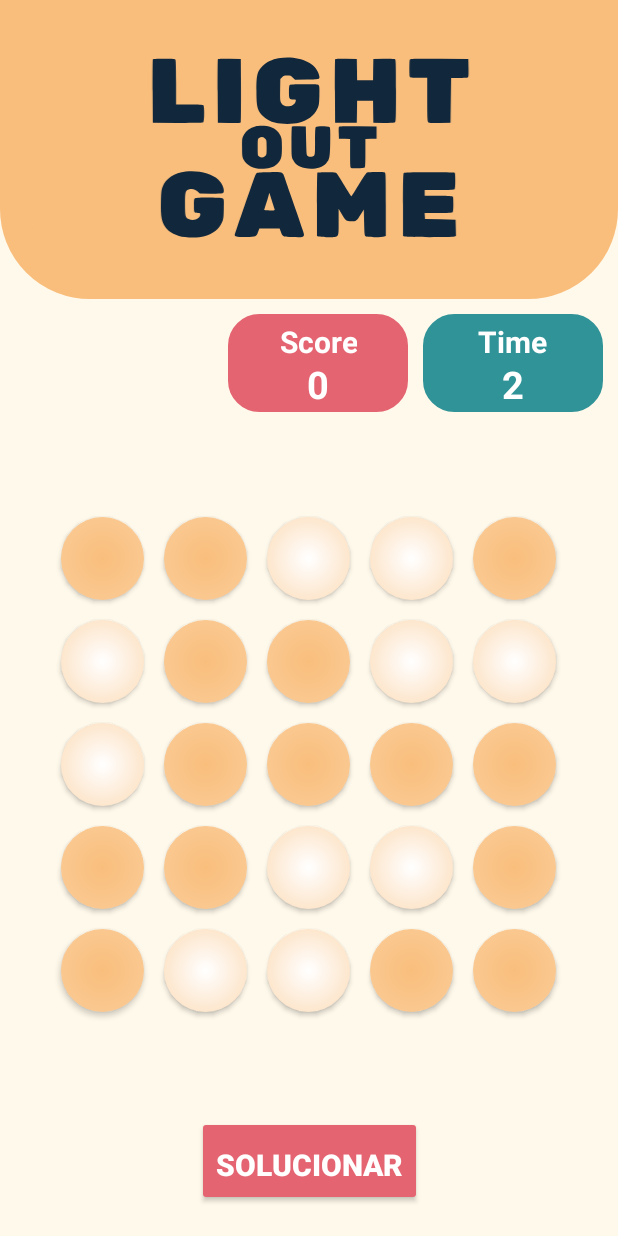
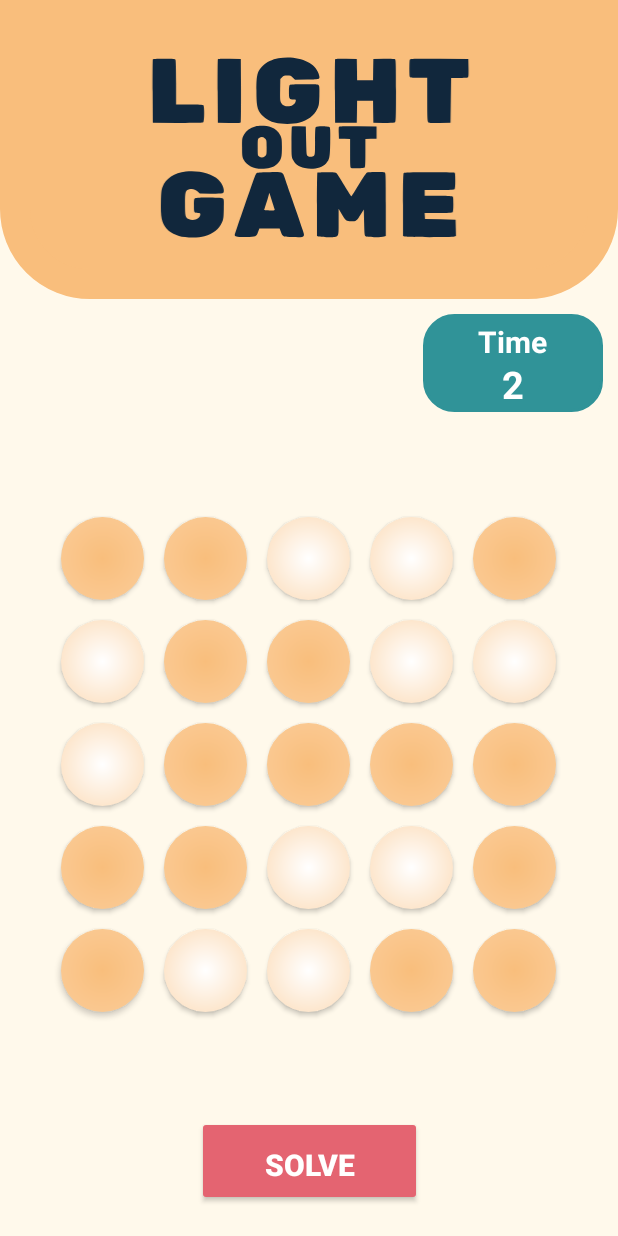
Before and after one commit to lisb3th21/Light-out-game, an Android app: the screen it shows after launch (Game), after a tap on "PLAY", on a phone screen of 412 x 824 dp. Run offline under Robolectric (Android 15) with nearby library versions, the phone set to English and light mode, and no system bars.

Commit message:
hacer los intents para el about us

```diff
--- a/app/src/main/java/com/lisbeth/lightoutgame/MainActivity.java
+++ b/app/src/main/java/com/lisbeth/lightoutgame/MainActivity.java
@@ -2,19 +2,28 @@ package com.lisbeth.lightoutgame;
 
 import androidx.appcompat.app.AppCompatActivity;
 import androidx.appcompat.app.AppCompatDelegate;
+import androidx.appcompat.view.ContextThemeWrapper;
+import androidx.appcompat.widget.PopupMenu;
 
+import android.content.Context;
 import android.content.Intent;
+import android.content.res.Resources;
 import android.os.Bundle;
+import android.view.MenuItem;
 import android.view.View;
+import android.widget.ImageButton;
 import android.widget.Spinner;
 
 public class MainActivity extends AppCompatActivity {
+    ImageButton menuButton;
 
     @Override
     protected void onCreate(Bundle savedInstanceState) {
         super.onCreate(savedInstanceState);
         setContentView(R.layout.activity_main);
         AppCompatDelegate.setDefaultNightMode(AppCompatDelegate.MODE_NIGHT_NO);
+        this.menuButton = findViewById(R.id.menu_button);
+        this.popupMenu();
 
     }
 
@@ -31,4 +40,45 @@ public class MainActivity extends AppCompatActivity {
         intent.putExtra("height", Integer.parseInt(h));
         startActivity(intent);
     }
+
+
+    public  void popupMenu(){
+        menuButton.setOnClickListener(new View.OnClickListener() {
+            @Override
+            public void onClick(View view) {
+                // Crear una instancia de PopupMenu
+                Context wrapper = new ContextThemeWrapper(MainActivity.this, R.style.MyPopupMenuStyle);
+
+                PopupMenu popupMenu = new PopupMenu(wrapper, menuButton);
+
+                // Agregar opciones al menú
+                popupMenu.getMenuInflater().inflate(R.menu.popup_menu, popupMenu.getMenu());
+
+                // Configurar la acción del menú
+                popupMenu.setOnMenuItemClickListener(new PopupMenu.OnMenuItemClickListener() {
+
+                    @Override
+                    public boolean onMenuItemClick(MenuItem item) {
+                        switch (item.getItemId()) {
+                            case R.id.estadisticas:
+                                // Implementar la acción de la opción 1
+                                return true;
+                            case R.id.sobre_el_juego:
+                                // Implementar la acción de la opción 2
+                                return true;
+                            default:
+                                return false;
+                        }
+                    }
+                });
+
+                // Mostrar el menú desplegable
+                popupMenu.show();
+
+
+
+            }
+        });
+
+    }
 }
--- a/app/src/main/res/layout/activity_game.xml
+++ b/app/src/main/res/layout/activity_game.xml
@@ -69,42 +69,6 @@
 
 
     <LinearLayout
-        android:id="@+id/intents"
-        android:layout_width="120dp"
-        android:layout_height="65dp"
-        android:layout_gravity="center"
-        android:layout_margin="10dp"
-        android:background="@drawable/rounded_login_ui"
-        android:backgroundTint="@color/fifth"
-        android:gravity="center"
-        android:orientation="vertical"
-        app:layout_constraintEnd_toStartOf="@+id/linearLayout3"
-        app:layout_constraintTop_toBottomOf="@+id/linearLayout">
-
-        <TextView
-            android:id="@+id/current_score"
-            android:layout_width="wrap_content"
-            android:layout_height="wrap_content"
-            android:layout_weight="1"
-            android:gravity="center"
-            android:text="Score"
-            android:textColor="@color/white"
-            android:textSize="20sp"
-            android:textStyle="bold" />
-
-        <TextView
-            android:id="@+id/record"
-            android:layout_width="wrap_content"
-            android:layout_height="wrap_content"
-            android:layout_weight="1"
-            android:text="0"
-            android:textColor="@color/white"
-            android:textSize="25sp"
-            android:textStyle="bold" />
-
-    </LinearLayout>
-
-    <LinearLayout
         android:id="@+id/rootGame"
         android:layout_width="match_parent"
         android:layout_height="wrap_content"
@@ -113,7 +77,7 @@
         app:layout_constraintBottom_toTopOf="@+id/botonSolucion"
         app:layout_constraintEnd_toEndOf="parent"
         app:layout_constraintStart_toStartOf="parent"
-        app:layout_constraintTop_toBottomOf="@+id/intents">
+        app:layout_constraintTop_toBottomOf="@+id/linearLayout3">
 
     </LinearLayout>
 
@@ -124,7 +88,7 @@
         android:layout_marginBottom="20dp"
         android:backgroundTint="@color/fifth"
         android:paddingBottom="5dp"
-        android:text="Solucionar"
+        android:text="Solve"
         android:textColor="@color/white"
         android:textSize="20dp"
         android:textStyle="bold"
@@ -133,5 +97,19 @@
         app:layout_constraintHorizontal_bias="0.501"
         app:layout_constraintStart_toStartOf="parent" />
 
+    <androidx.constraintlayout.widget.Guideline
+        android:id="@+id/guideline2"
+        android:layout_width="wrap_content"
+        android:layout_height="wrap_content"
+        android:orientation="vertical"
+        app:layout_constraintGuide_begin="98dp" />
+
+    <androidx.constraintlayout.widget.Guideline
+        android:id="@+id/guideline3"
+        android:layout_width="wrap_content"
+        android:layout_height="wrap_content"
+        android:orientation="horizontal"
+        app:layout_constraintGuide_begin="651dp" />
+
 
 </androidx.constraintlayout.widget.ConstraintLayout>
--- a/app/src/main/res/layout/activity_main.xml
+++ b/app/src/main/res/layout/activity_main.xml
@@ -186,8 +186,8 @@
 
     <ImageButton
         android:id="@+id/menu_button"
-        android:layout_width="76dp"
-        android:layout_height="74dp"
+        android:layout_width="60dp"
+        android:layout_height="60dp"
         android:layout_weight="1"
         android:layout_margin="10sp"
         app:layout_constraintEnd_toEndOf="parent"
--- /dev/null
+++ b/app/src/main/res/menu/popup_menu.xml
@@ -0,0 +1,10 @@
+<?xml version="1.0" encoding="utf-8"?>
+<menu xmlns:android="http://schemas.android.com/apk/res/android">
+    <item
+        android:id="@+id/estadisticas"
+        android:title="Estadisticas" />
+    <item
+        android:id="@+id/sobre_el_juego"
+        android:title="Sobre nosotros" />
+
+</menu>
--- a/app/src/main/res/values/styles.xml
+++ b/app/src/main/res/values/styles.xml
@@ -9,4 +9,10 @@
         <item name="android:textSize">16sp</item>
     </style>
 
+    <style name="MyPopupMenuStyle" parent="@style/Widget.AppCompat.PopupMenu">
+        <item name="android:itemBackground">@color/secondary</item>
+
+    </style>
+
+
 </resources>
```
Also changed, not shown: app/src/main/AndroidManifest.xml (+13 -7 lines), app/src/main/java/com/lisbeth/lightoutgame/AboutUs.java (added, +14 -0 lines), app/src/main/java/com/lisbeth/lightoutgame/Game.java (+68 -3 lines), app/src/main/res/drawable/popupmenu_rounded.xml (added, +14 -0 lines), app/src/main/res/layout/activity_about_us.xml (added, +9 -0 lines), 8 other files.
